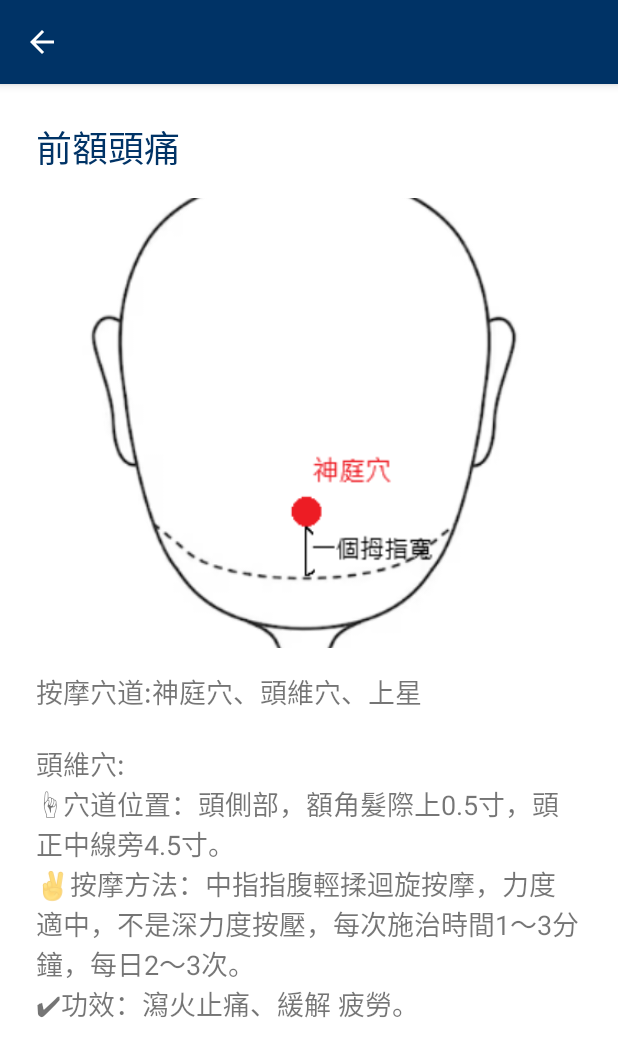
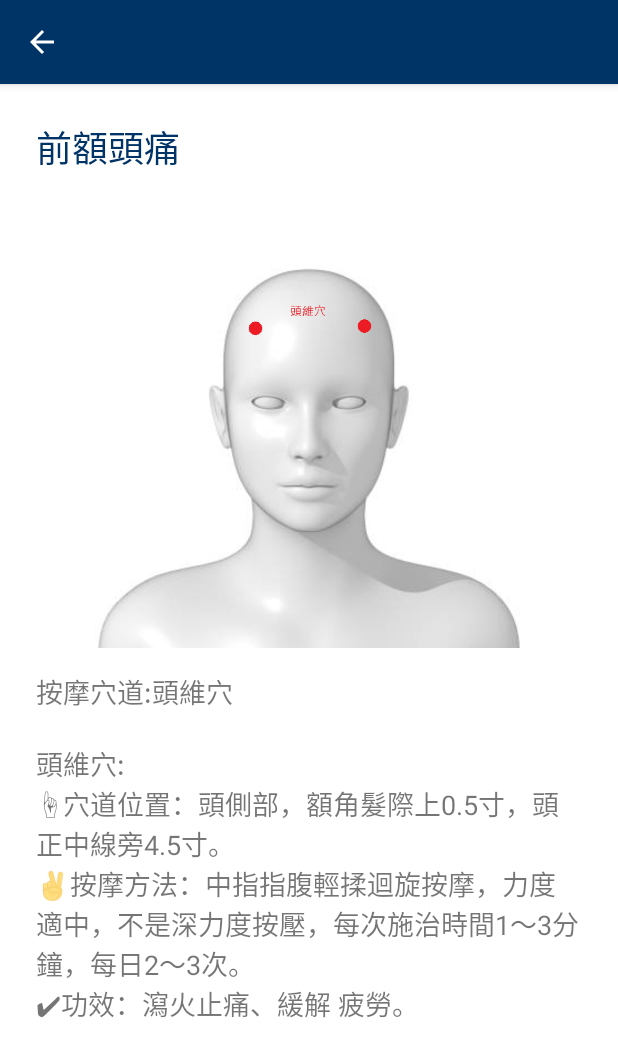
Before and after one commit to Yun-Work/EndOfTerm, an Android app: the screen it shows after launch (DetailActivity), after a tap on "前額頭痛", on a phone screen of 412 x 824 dp. Shown: the top 1057 px of the screen. Run offline under Robolectric (Android 15) with nearby library versions, the phone set to English and light mode, and no system bars.

Commit message:
前側頭痛、頭暈

```diff
--- a/app/src/main/java/com/example/endofterm/MainActivity.kt
+++ b/app/src/main/java/com/example/endofterm/MainActivity.kt
@@ -90,16 +90,16 @@ class MainActivity : AppCompatActivity() {
         findViewById<Button>(R.id.btn3).setOnClickListener {
             val name = "前額頭痛"
             sendSymptomLogToServer(name)
-            openDetail(name, "按摩穴道:神庭穴、頭維穴、上星\n\n頭維穴:\n" +
+            openDetail(name, "按摩穴道:頭維穴\n\n頭維穴:\n" +
                     "☝穴道位置：頭側部，額角髮際上0.5寸，頭正中線旁4.5寸。 \n" +
                     "✌按摩方法：中指指腹輕揉迴旋按摩，力度適中，不是深力度按壓，每次施治時間1～3分 鐘，每日2～3次。 \n" +
-                    "✔功效：瀉火止痛、緩解 疲勞。\n", intArrayOf(R.drawable.front_3, R.drawable.front_1,R.drawable.front_2))
+                    "✔功效：瀉火止痛、緩解 疲勞。\n", intArrayOf( R.drawable.front_1))
         }
 
         findViewById<Button>(R.id.btn4).setOnClickListener {
             val name = "頭暈"
             sendSymptomLogToServer(name)
-            openDetail(name, "按摩穴道:風池穴、神庭穴、率谷穴\n\n率谷穴:\n" +
+            openDetail(name, "按摩穴道:風池穴、神庭穴、率谷穴、翳風穴\n\n率谷穴:\n" +
                     "☝穴道位置：找到耳尖位置，向上兩手指寬處。 \n" +
                     "✌按摩方法：用雙手的中指指腹按壓在率谷穴上，按壓3-5分鐘。\n" +
                     "✔功效：緩解頭暈、眩暈。\n\n" +
@@ -113,7 +113,7 @@ class MainActivity : AppCompatActivity() {
                     "翳風穴:\n" +
                     "☝穴道位置： 耳垂後，乳突與下頜骨間的凹陷處。\n" +
                     "✌按摩方法：用拇指指腹，小幅度旋轉畫圈揉動，按摩 3 – 5 分鐘。\n" +
-                    "✔功效：調整內耳的平衡，減輕頭暈不適", intArrayOf(R.drawable.dizzy_1, R.drawable.dizzy_2,R.drawable.dizzy_3))
+                    "✔功效：調整內耳的平衡，減輕頭暈不適", intArrayOf(R.drawable.dizzy_1, R.drawable.dizzy_2,R.drawable.dizzy_3,R.drawable.dizzy_new))
         }
 
         findViewById<Button>(R.id.btn5).setOnClickListener {
```
Also changed, not shown: app/src/main/res/drawable/dizzy_new.png (added), app/src/main/res/drawable/front_2.png (deleted), app/src/main/res/drawable/front_3.png (deleted).
